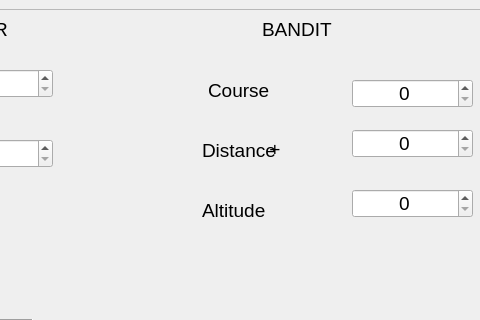
Old version of the form calculatorform.ui in the repository Barracuda-marina/qtcbra; both pictures show x 227 to 707 and y 0 to 320 of the 800 by 600 pixel window.
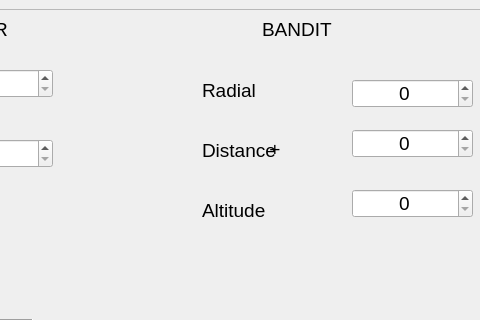
New version of the form. Icons and pictures are not drawn.

The edit to the form file:
```diff
--- a/calculatorform.ui
+++ b/calculatorform.ui
@@ -178,14 +178,14 @@
       <widget class="QLabel" name="label_7">
        <property name="geometry">
         <rect>
-         <x>446</x>
+         <x>440</x>
          <y>70</y>
          <width>71</width>
          <height>23</height>
         </rect>
        </property>
        <property name="text">
-        <string>Course</string>
+        <string>Radial</string>
        </property>
       </widget>
       <widget class="QLabel" name="label_8">
```
Left out of the diff: 12 changed lines with no effect on the pictures.
